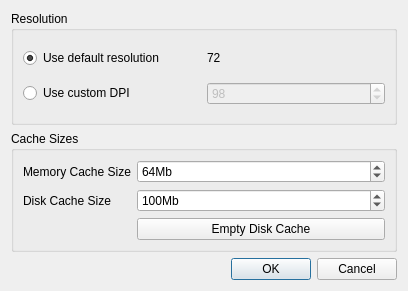
Above: src/preferences.ui from hawkinsp/ZTopo before the change. Below: the same form after it.
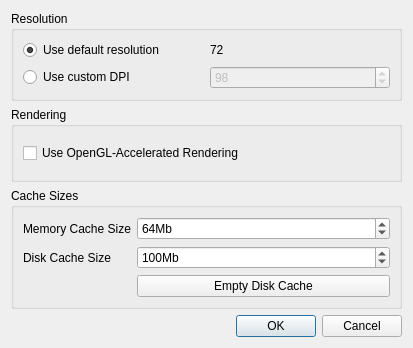
That is the form after the change.

Commit message: Add preference for using OpenGL.

Diff of the .ui file:
```diff
--- a/src/preferences.ui
+++ b/src/preferences.ui
@@ -6,8 +6,8 @@
    <rect>
     <x>0</x>
     <y>0</y>
-    <width>408</width>
-    <height>291</height>
+    <width>413</width>
+    <height>348</height>
    </rect>
   </property>
   <property name="windowTitle">
@@ -69,6 +69,22 @@
      </layout>
     </widget>
    </item>
+   <item>
+    <widget class="QGroupBox" name="groupBox_3">
+     <property name="title">
+      <string>Rendering</string>
+     </property>
+     <layout class="QGridLayout" name="gridLayout_2">
+      <item row="0" column="0">
+       <widget class="QCheckBox" name="openglCheckBox">
+        <property name="text">
+         <string>Use OpenGL-Accelerated Rendering</string>
+        </property>
+       </widget>
+      </item>
+     </layout>
+    </widget>
+   </item>
    <item>
     <widget class="QGroupBox" name="groupBox_2">
      <property name="title">
```
The commit also changes 6 other files.
